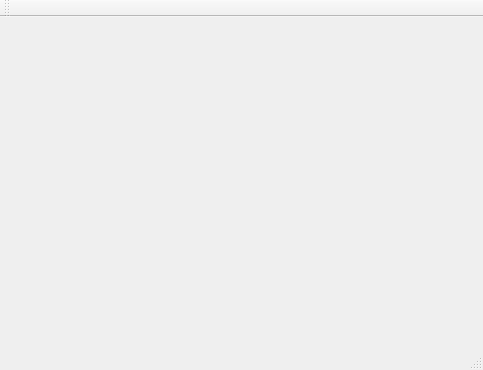
Old version of the form WaveSim/WaveSim/WaveSim.ui in the repository willamm/WaveSimulator.
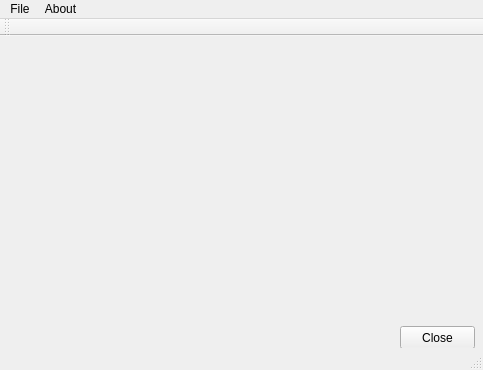
New version of the form.

Commit message: Added example code of how to programmatically access Qt Creator auto-generated code.

Diff of the .ui file:
```diff
--- a/WaveSim/WaveSim/WaveSim.ui
+++ b/WaveSim/WaveSim/WaveSim.ui
@@ -13,7 +13,21 @@
   <property name="windowTitle">
    <string>WaveSim</string>
   </property>
-  <widget class="QWidget" name="centralWidget"/>
+  <widget class="QWidget" name="centralWidget">
+   <widget class="QPushButton" name="pushButton">
+    <property name="geometry">
+     <rect>
+      <x>400</x>
+      <y>290</y>
+      <width>75</width>
+      <height>23</height>
+     </rect>
+    </property>
+    <property name="text">
+     <string>Close</string>
+    </property>
+   </widget>
+  </widget>
   <widget class="QMenuBar" name="menuBar">
    <property name="geometry">
     <rect>
@@ -23,6 +37,22 @@
      <height>21</height>
     </rect>
    </property>
+   <widget class="QMenu" name="menuFile">
+    <property name="title">
+     <string>File</string>
+    </property>
+    <addaction name="actionNew"/>
+    <addaction name="actionOpen"/>
+    <addaction name="actionSave"/>
+    <addaction name="actionExit"/>
+   </widget>
+   <widget class="QMenu" name="menuAbout">
+    <property name="title">
+     <string>About</string>
+    </property>
+   </widget>
+   <addaction name="menuFile"/>
+   <addaction name="menuAbout"/>
   </widget>
   <widget class="QToolBar" name="mainToolBar">
    <attribute name="toolBarArea">
```
Left out of the diff: 41 changed lines with no effect on the pictures. The commit also changes 2 other files.
